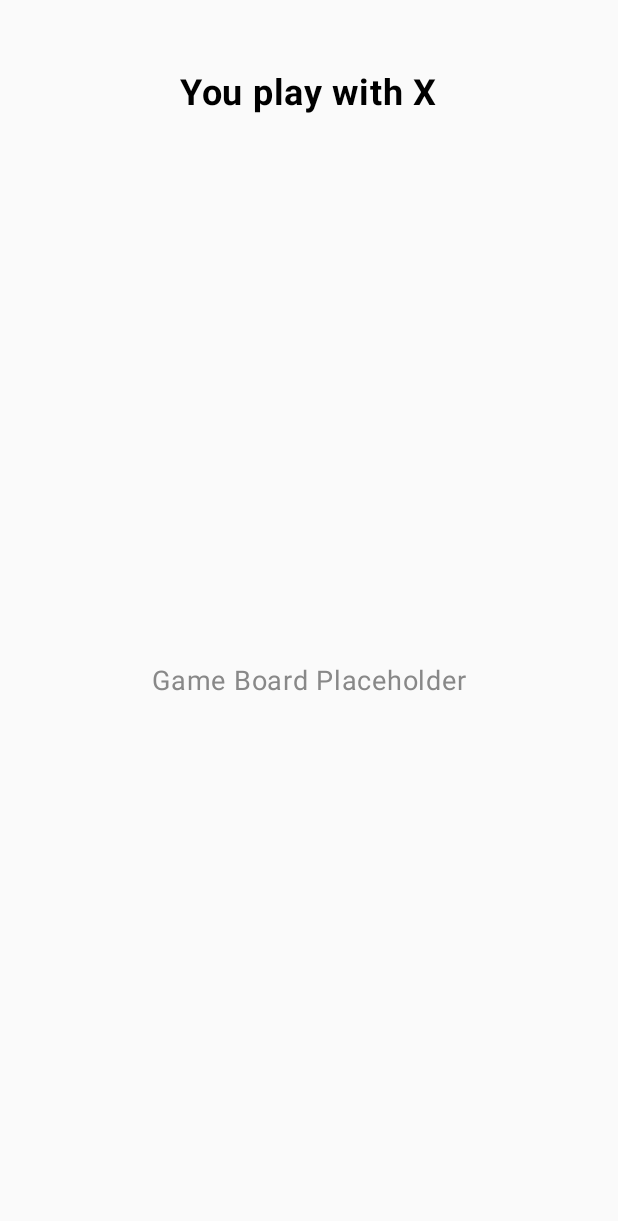
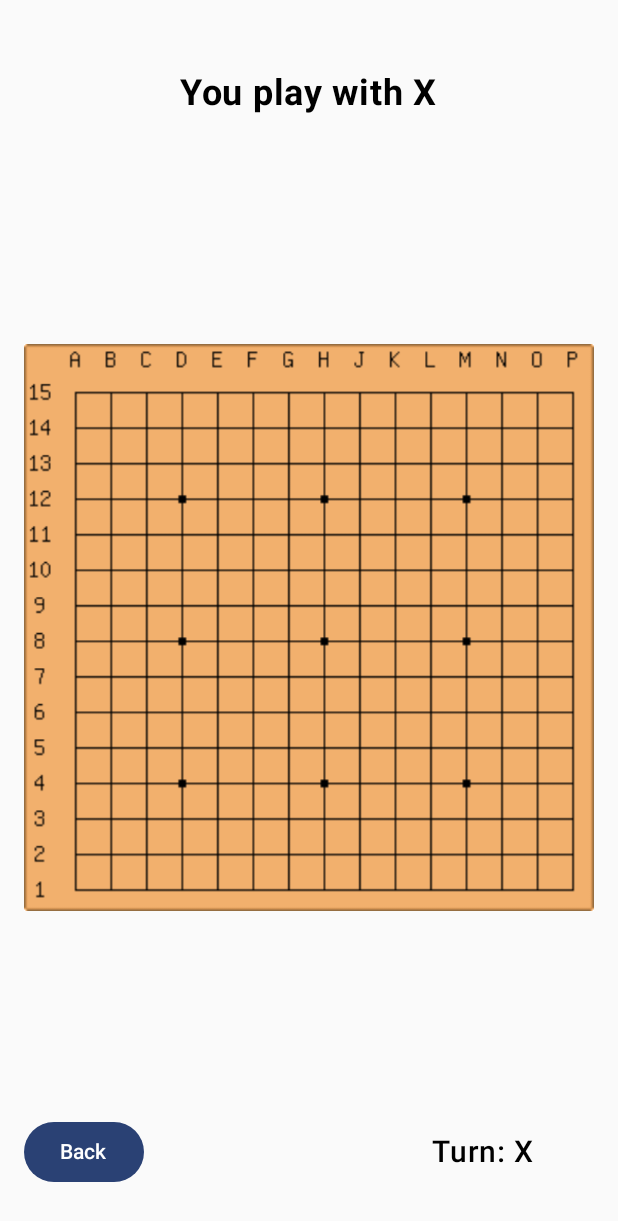
Before and after one commit to im-stanly/GomokuXOXO, an Android app built with Jetpack Compose: the screen it shows after launch (GameActivity), after a tap on "Start Solo Game", on a phone screen of 412 x 824 dp. Shown: the top 1221 px of the screen. Run offline under Robolectric (Android 15) with nearby library versions, the phone set to English and light mode, and no system bars.

Commit message:
Implement zoom and pan functionality in GameScreen and add back button

```diff
--- a/app/src/main/java/com/example/mobilegomoku/GameActivity.kt
+++ b/app/src/main/java/com/example/mobilegomoku/GameActivity.kt
@@ -18,6 +18,22 @@ import androidx.compose.ui.tooling.preview.Preview
 import androidx.compose.ui.unit.dp
 import androidx.compose.ui.unit.sp
 import com.example.mobilegomoku.ui.theme.MobilegomokuTheme
+import androidx.compose.foundation.Image
+import androidx.compose.ui.res.painterResource
+import androidx.compose.ui.layout.ContentScale
+import androidx.compose.foundation.gestures.detectTransformGestures
+import androidx.compose.foundation.gestures.detectTapGestures
+import androidx.compose.ui.graphics.graphicsLayer
+import androidx.compose.ui.input.pointer.pointerInput
+import androidx.compose.runtime.remember
+import androidx.compose.runtime.mutableStateOf
+import androidx.compose.runtime.getValue
+import androidx.compose.runtime.setValue
+import androidx.compose.ui.draw.clipToBounds
+import android.app.Activity
+import androidx.compose.foundation.layout.Row
+import androidx.compose.material3.Button
+import androidx.compose.ui.platform.LocalContext
 
 class GameActivity : ComponentActivity() {
     override fun onCreate(savedInstanceState: Bundle?) {
@@ -37,6 +53,15 @@ class GameActivity : ComponentActivity() {
 
 @Composable
 fun GameScreen(playerSymbol: String = "X") {
+    var scale by remember { mutableStateOf(1f) }
+    var offsetX by remember { mutableStateOf(0f) }
+    var offsetY by remember { mutableStateOf(0f) }
+    var currentPlayerTurn by remember { mutableStateOf(playerSymbol) }
+    val minScale = 1f
+    val maxScale = 5f
+    val doubleTapZoomScale = 2f
+    val context = LocalContext.current as Activity
+
     Column(
         modifier = Modifier
             .fillMaxSize()
@@ -49,20 +74,75 @@ fun GameScreen(playerSymbol: String = "X") {
             fontSize = 24.sp,
             fontWeight = FontWeight.Bold,
             modifier = Modifier
-                .padding(top = 32.dp, bottom = 24.dp)
+                .padding(top = 32.dp, bottom = 16.dp)
         )
-        // Placeholder for the game board
+
         Box(
             modifier = Modifier
                 .fillMaxWidth()
                 .weight(1f)
-                .padding(16.dp),
+                .clipToBounds(),
             contentAlignment = Alignment.Center
         ) {
+            Image(
+                painter = painterResource(id = R.drawable.board),
+                contentDescription = "Game Board",
+                modifier = Modifier
+                    .graphicsLayer(
+                        scaleX = scale,
+                        scaleY = scale,
+                        translationX = offsetX,
+                        translationY = offsetY
+                    )
+                    .pointerInput(Unit) {
+                        detectTapGestures(
+                            onDoubleTap = { tapOffset ->
+                                if (scale > minScale) {
+                                    scale = minScale
+                                    offsetX = 0f
+                                    offsetY = 0f
+                                } else {
+                                    val newScale = doubleTapZoomScale.coerceIn(minScale, maxScale)
+                                    offsetX = tapOffset.x * (1 - newScale / scale) + offsetX * (newScale / scale)
+                                    offsetY = tapOffset.y * (1 - newScale / scale) + offsetY * (newScale / scale)
+                                    scale = newScale
+                                }
+                            }
+                        )
+                    }
+                    .pointerInput(Unit) {
+                        detectTransformGestures { centroid, pan, zoom, _ ->
+                            val oldScale = scale
+                            val newScale = (scale * zoom).coerceIn(minScale, maxScale)
+
+                            offsetX = (offsetX - centroid.x) * (newScale / oldScale) + centroid.x + pan.x
+                            offsetY = (offsetY - centroid.y) * (newScale / oldScale) + centroid.y + pan.y
+
+                            scale = newScale
+                        }
+                    }
+                    .fillMaxSize(),
+                contentScale = ContentScale.Fit
+            )
+        }
+
+        Row(
+            modifier = Modifier
+                .fillMaxWidth()
+                .padding(bottom = 16.dp),
+            verticalAlignment = Alignment.CenterVertically,
+            horizontalArrangement = Arrangement.SpaceBetween
+        ) {
+            Button(onClick = {
+                context.finish()
+            }) {
+                Text("Back")
+            }
             Text(
-                text = "Game Board Placeholder",
-                fontSize = 18.sp,
-                color = androidx.compose.ui.graphics.Color.Gray
+                modifier = Modifier.padding(end = 40.dp),
+                text = "Turn: $currentPlayerTurn",
+                fontSize = 20.sp,
+                fontWeight = FontWeight.Medium
             )
         }
     }
--- a/app/src/main/java/com/example/mobilegomoku/MainActivity.kt
+++ b/app/src/main/java/com/example/mobilegomoku/MainActivity.kt
@@ -20,7 +20,6 @@ import androidx.compose.ui.text.font.FontWeight
 import androidx.compose.ui.unit.sp
 import android.content.Intent
 import androidx.compose.ui.platform.LocalContext
-import androidx.compose.runtime.remember
 
 class MainActivity : ComponentActivity() {
     override fun onCreate(savedInstanceState: Bundle?) {
@@ -64,7 +63,7 @@ fun MainScreen() {
             Button(
                 onClick = {
                     val intent = Intent(context, GameActivity::class.java)
-                    intent.putExtra("playerSymbol", "X") // Pass player symbol for solo game
+                    intent.putExtra("playerSymbol", "X")
                     context.startActivity(intent)
                 },
                 modifier = Modifier
@@ -80,7 +79,7 @@ fun MainScreen() {
             Button(
                 onClick = {
                     val intent = Intent(context, GameActivity::class.java)
-                    intent.putExtra("playerSymbol", "O") // Pass player symbol for Bluetooth game
+                    intent.putExtra("playerSymbol", "O")
                     context.startActivity(intent)
                 },
                 modifier = Modifier
@@ -96,7 +95,7 @@ fun MainScreen() {
             Button(
                 onClick = {
                     val intent = Intent(context, GameActivity::class.java)
-                    intent.putExtra("playerSymbol", "X") // Pass player symbol for local game
+                    intent.putExtra("playerSymbol", "X")
                     context.startActivity(intent)
                 },
                 modifier = Modifier
```
